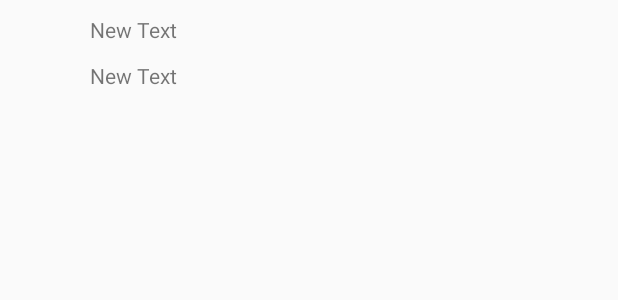
After one commit to silicaRich/MySimpleTweets-Redux, an Android app: the layout item_tweet.xml on its own in the app's theme, with its tools: preview values and no code run, on a phone screen of 412 x 824 dp. The commit adds this screen. Shown: the top 300 px of the screen. Run offline under Robolectric (Android 15) with nearby library versions, the phone set to English and light mode, and no system bars.

Commit message:
Displaying Tweets using Custom ArrayAdapter :heart_eyes:

```diff
--- a/app/src/main/java/com/codepath/apps/mysimpletweets/TimelineActivity.java
+++ b/app/src/main/java/com/codepath/apps/mysimpletweets/TimelineActivity.java
@@ -44,6 +44,7 @@
                 Log.d("DEBUG", json.toString());
                 // ArrayList<Tweet> tweets = Tweet.fromJSONArray(json);
                 aTweets.addAll(Tweet.fromJSONArray(json));
+                Log.d("DEBUG", aTweets.toString());
 
             }
 
--- a/app/src/main/java/com/codepath/apps/mysimpletweets/models/Tweet.java
+++ b/app/src/main/java/com/codepath/apps/mysimpletweets/models/Tweet.java
@@ -15,8 +15,11 @@
     // attributes
     private String body;
     private long uid;
+
     private User user;
     private String createdAt;
+
+    public User getUser() { return user; }
 
     public String getBody() {
         return body;
@@ -29,6 +32,8 @@
     public String getCreatedAt() {
         return createdAt;
     }
+
+
 
     // Deserialize the JSON and build Tweet Objects
     public static Tweet fromJSON(JSONObject jsonObject){
--- a/app/src/main/java/com/codepath/apps/mysimpletweets/models/User.java
+++ b/app/src/main/java/com/codepath/apps/mysimpletweets/models/User.java
@@ -39,7 +39,7 @@
             u.name = jsonObject.getString("name");
             u.uid = jsonObject.getLong("id");
             u.screenName = jsonObject.getString("screen_name");
-            u.profileImageUrl = jsonObject.getString("profile_img_url");
+            u.profileImageUrl = jsonObject.getString("profile_banner_url");
         } catch (JSONException e) {
             e.printStackTrace();
         }
--- /dev/null
+++ b/app/src/main/res/layout/item_tweet.xml
@@ -0,0 +1,32 @@
+<?xml version="1.0" encoding="utf-8"?>
+<RelativeLayout xmlns:android="http://schemas.android.com/apk/res/android"
+    android:layout_width="match_parent" android:layout_height="match_parent"
+    android:padding="10dp">
+
+    <ImageView
+        android:layout_width="50dp"
+        android:layout_height="50dp"
+        android:id="@+id/ivProfileImage"
+        android:layout_alignParentTop="true"
+        android:layout_alignParentLeft="true"
+        android:layout_alignParentStart="true"
+        android:paddingRight="10dp" />
+
+    <TextView
+        android:layout_width="wrap_content"
+        android:layout_height="wrap_content"
+        android:text="New Text"
+        android:id="@+id/tvUserName"
+        android:layout_alignParentTop="true"
+        android:layout_toRightOf="@+id/ivProfileImage"
+        android:layout_toEndOf="@+id/ivProfileImage" />
+
+    <TextView
+        android:layout_width="wrap_content"
+        android:layout_height="wrap_content"
+        android:text="New Text"
+        android:id="@+id/tvBody"
+        android:layout_alignBottom="@+id/ivProfileImage"
+        android:layout_toRightOf="@+id/ivProfileImage"
+        android:layout_toEndOf="@+id/ivProfileImage" />
+</RelativeLayout>
```
Also changed, not shown: app/src/main/java/com/codepath/apps/mysimpletweets/TweetsArrayAdapter.java (+27 -2 lines).
